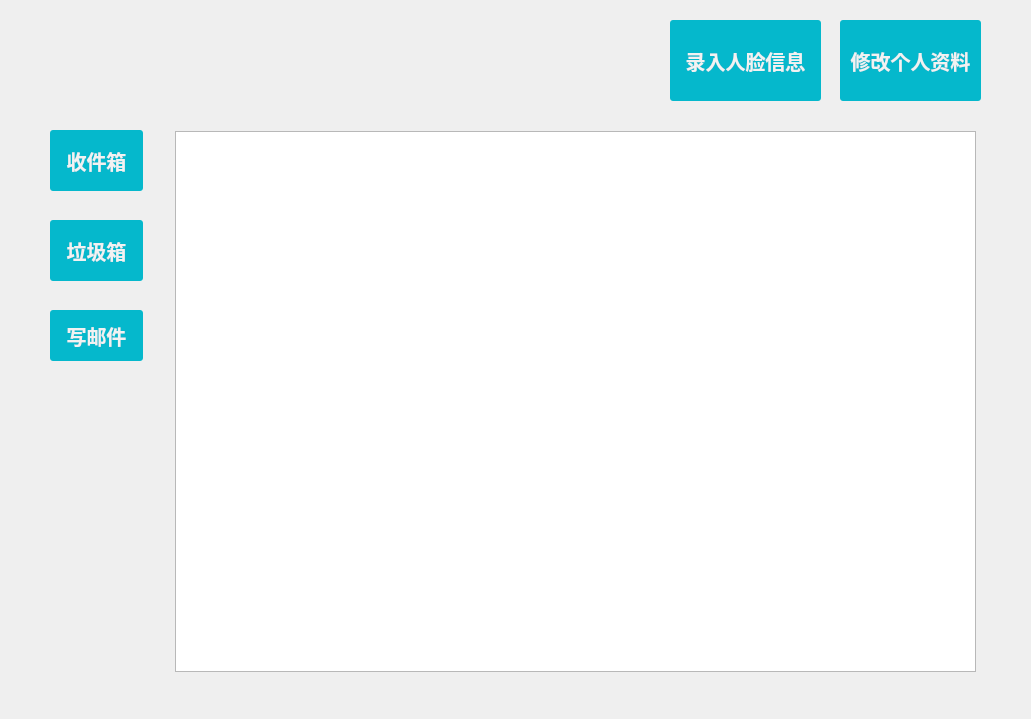
The window that window/main.ui (zzuwcc/zzu-12) describes before a commit, drawn with Qt 5.
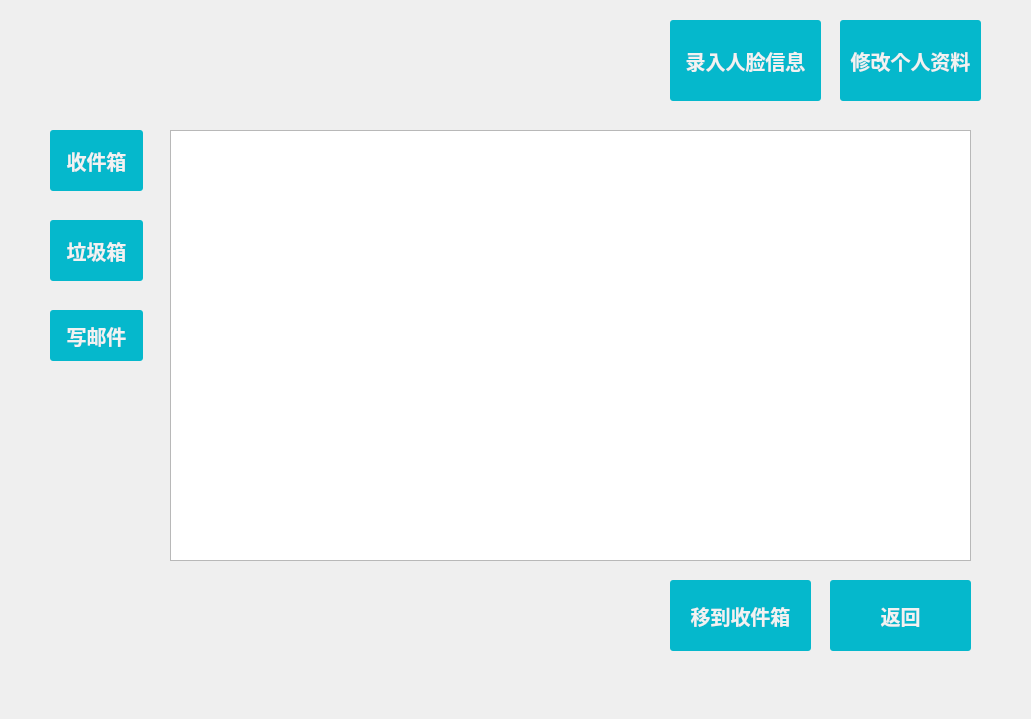
The same window after the commit. The open tabs and pages were chosen to show the change.

Diff of the .ui file:
```diff
--- a/window/main.ui
+++ b/window/main.ui
@@ -170,10 +170,10 @@
        <widget class="QListWidget" name="listWidget">
         <property name="geometry">
          <rect>
-          <x>5</x>
-          <y>1</y>
-          <width>801</width>
-          <height>541</height>
+          <x>0</x>
+          <y>0</y>
+          <width>811</width>
+          <height>461</height>
          </rect>
         </property>
        </widget>
@@ -257,6 +257,68 @@
         </property>
        </widget>
       </widget>
+      <widget class="QWidget" name="page_4">
+       <widget class="QTextBrowser" name="textBrowser_2">
+        <property name="geometry">
+         <rect>
+          <x>0</x>
+          <y>0</y>
+          <width>801</width>
+          <height>431</height>
+         </rect>
+        </property>
+       </widget>
+       <widget class="QPushButton" name="pushButton_9">
+        <property name="geometry">
+         <rect>
+          <x>500</x>
+          <y>450</y>
+          <width>141</width>
+          <height>71</height>
+         </rect>
+        </property>
+        <property name="styleSheet">
+         <string notr="true">QPushButton{
+   	text-decoration:none;  
+    background:#05B8CC;
+    color:#f2f2f2;    
+    font-size:20px;  
+    font-family: 微软雅黑,宋体,Arial,Helvetica,Verdana,sans-serif;  
+    font-weight:bold; 
+    border-radius:3px;
+}
+QPushButton::pressed{ background: #3C79F2; border-color: #11505C; font-weight: bold; font-family:Microsoft YaHei; }</string>
+        </property>
+        <property name="text">
+         <string>移到收件箱</string>
+        </property>
+       </widget>
+       <widget class="QPushButton" name="pushButton_10">
+        <property name="geometry">
+         <rect>
+          <x>660</x>
+          <y>450</y>
+          <width>141</width>
+          <height>71</height>
+         </rect>
+        </property>
+        <property name="styleSheet">
+         <string notr="true">QPushButton{
+   	text-decoration:none;  
+    background:#05B8CC;
+    color:#f2f2f2;    
+    font-size:20px;  
+    font-family: 微软雅黑,宋体,Arial,Helvetica,Verdana,sans-serif;  
+    font-weight:bold; 
+    border-radius:3px;
+}
+QPushButton::pressed{ background: #3C79F2; border-color: #11505C; font-weight: bold; font-family:Microsoft YaHei; }</string>
+        </property>
+        <property name="text">
+         <string>返回</string>
+        </property>
+       </widget>
+      </widget>
       <widget class="QWidget" name="page_2">
        <widget class="QTextBrowser" name="textBrowser">
         <property name="geometry">
```
Left out of the diff: 164 changed lines with no effect on the pictures.
